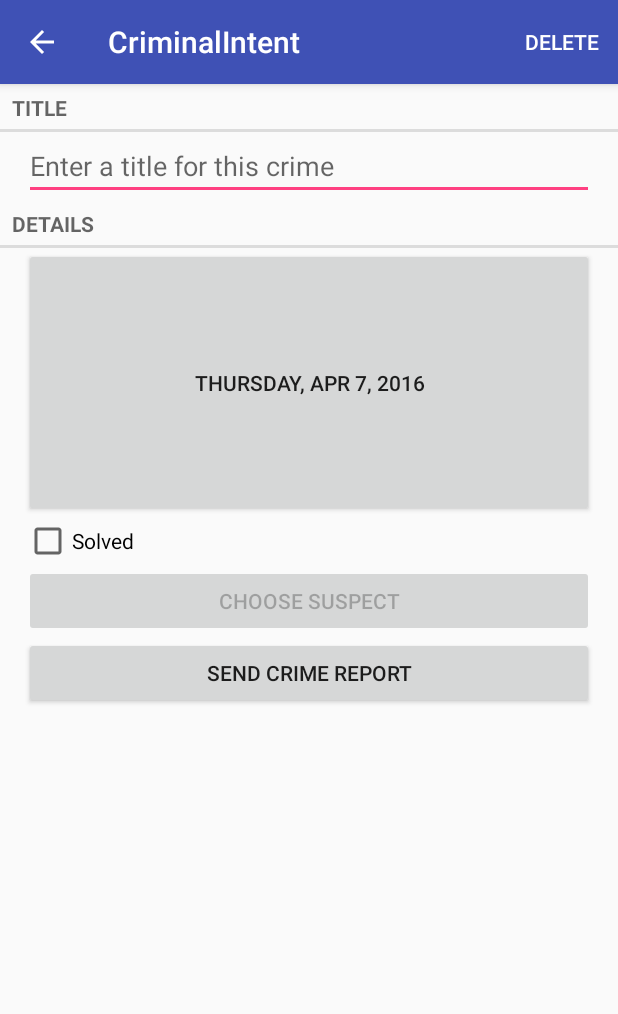
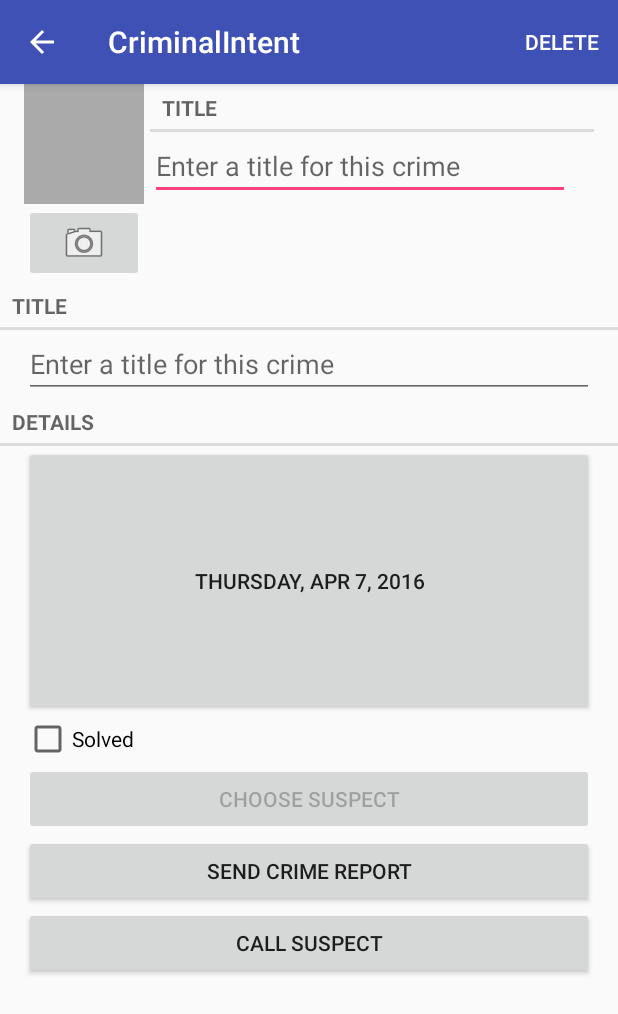
Before and after one commit to jpobloc2/CriminalIntent_II, an Android app: the CrimeFragment screen opened directly, with no data from a screen before it, on a phone screen of 412 x 824 dp. Shown: the top 1014 px of the screen. Run offline under Robolectric (Android 15) with nearby library versions, the phone set to English and light mode, and no system bars.

Commit message:
Boiler Plate Chapter 16

```diff
--- a/app/src/main/AndroidManifest.xml
+++ b/app/src/main/AndroidManifest.xml
@@ -1,6 +1,9 @@
 <?xml version="1.0" encoding="utf-8"?>
 <manifest package="com.bignerdranch.android.criminalintentii"
           xmlns:android="http://schemas.android.com/apk/res/android">
+
+    <uses-permission android:name="android.permission.READ_EXTERNAL_STORAGE"
+                     android:maxSdkVersion="18" />
 
     <application
         android:allowBackup="true"
--- a/app/src/main/java/com/bignerdranch/android/criminalintentii/Crime.java
+++ b/app/src/main/java/com/bignerdranch/android/criminalintentii/Crime.java
@@ -60,4 +60,8 @@ public class Crime {
         mSuspect = suspect;
     }
 
+    public String getPhotoFilename() {
+        return "IMG_" + getId().toString() + ".jpg";
+    }
+
 }
--- a/app/src/main/java/com/bignerdranch/android/criminalintentii/CrimeFragment.java
+++ b/app/src/main/java/com/bignerdranch/android/criminalintentii/CrimeFragment.java
@@ -4,9 +4,11 @@ import android.app.Activity;
 import android.content.Intent;
 import android.content.pm.PackageManager;
 import android.database.Cursor;
+import android.graphics.Bitmap;
 import android.net.Uri;
 import android.os.Bundle;
 import android.provider.ContactsContract;
+import android.provider.MediaStore;
 import android.support.v4.app.Fragment;
 import android.support.v4.app.FragmentManager;
 import android.support.v4.app.ShareCompat;
@@ -23,7 +25,10 @@ import android.widget.Button;
 import android.widget.CheckBox;
 import android.widget.CompoundButton;
 import android.widget.EditText;
+import android.widget.ImageButton;
+import android.widget.ImageView;
 
+import java.io.File;
 import java.net.URI;
 import java.util.Date;
 import java.util.UUID;
@@ -39,12 +44,16 @@ public class CrimeFragment extends Fragment {
     private static final String DELETE = "Delete";
     private static final int CONFIRM_DELETE = 1;
     private static final int REQUEST_CONTACT = 1;
+    private static final int REQUEST_PHOTO = 2;
     private Crime mCrime;
     private EditText mTitleField;
     private Button mDateButton;
     private CheckBox mSolvedCheckBox;
     private Button mReportButton;
     private Button mSuspectButton;
+    private ImageButton mPhotoButton;
+    private ImageView mPhotoView;
+    private File mPhotoFile;
 
 
     public static CrimeFragment newInstance(UUID crimeId) {
@@ -62,6 +71,7 @@ public class CrimeFragment extends Fragment {
         UUID crimeId = (UUID) getArguments().getSerializable(ARG_CRIME_ID);
         mCrime = CrimeLab.get(getActivity()).getCrime(crimeId);
         setHasOptionsMenu(true);
+        mPhotoFile = CrimeLab.get(getActivity()).getPhotoFile(mCrime);
     }
 
     @Override
@@ -150,6 +160,28 @@ public class CrimeFragment extends Fragment {
             mSuspectButton.setEnabled(false);
         }
 
+        mPhotoButton = (ImageButton) v.findViewById(R.id.crime_camera);
+        final Intent captureImage = new Intent(MediaStore.ACTION_IMAGE_CAPTURE);
+
+        boolean canTakePhoto = mPhotoFile != null &&
+                captureImage.resolveActivity(packageManager) != null;
+        mPhotoButton.setEnabled(canTakePhoto);
+
+        if (canTakePhoto) {
+            Uri uri = Uri.fromFile(mPhotoFile);
+            captureImage.putExtra(MediaStore.EXTRA_OUTPUT, uri);
+        }
+
+        mPhotoButton.setOnClickListener(new View.OnClickListener() {
+            @Override
+            public void onClick(View v) {
+                startActivityForResult(captureImage, REQUEST_PHOTO);
+            }
+        });
+
+        mPhotoView = (ImageView) v.findViewById(R.id.crime_photo);
+        updatePhotoView();
+
         return v;
     }
 
@@ -210,6 +242,8 @@ public class CrimeFragment extends Fragment {
         } else if (requestCode == CONFIRM_DELETE) {
             CrimeLab.get(getActivity()).deleteCrime(mCrime);
             this.getActivity().finish();
+        } else if (requestCode == REQUEST_PHOTO) {
+            updatePhotoView();
         }
     }
 
@@ -240,4 +274,14 @@ public class CrimeFragment extends Fragment {
 
         return report;
     }
+
+    private void updatePhotoView() {
+        if (mPhotoFile == null || !mPhotoFile.exists()) {
+            mPhotoView.setImageDrawable(null);
+        } else {
+            Bitmap bitmap = PictureUtils.getScaledBitmap(
+                    mPhotoFile.getPath(), getActivity());
+            mPhotoView.setImageBitmap(bitmap);
+        }
+    }
 }
--- a/app/src/main/java/com/bignerdranch/android/criminalintentii/CrimeLab.java
+++ b/app/src/main/java/com/bignerdranch/android/criminalintentii/CrimeLab.java
@@ -4,11 +4,13 @@ import android.content.ContentValues;
 import android.content.Context;
 import android.database.Cursor;
 import android.database.sqlite.SQLiteDatabase;
+import android.os.Environment;
 
 import com.bignerdranch.android.criminalintentii.database.CrimeBaseHelper;
 import com.bignerdranch.android.criminalintentii.database.CrimeCursorWrapper;
 import com.bignerdranch.android.criminalintentii.database.CrimeDbSchema.CrimeTable;
 
+import java.io.File;
 import java.util.ArrayList;
 import java.util.List;
 import java.util.UUID;
@@ -60,7 +62,7 @@ public class CrimeLab {
 
     public void deleteCrime(Crime c) {
         mDatabase.delete(CrimeTable.NAME, CrimeTable.Cols.UUID + " = ?",
-                new String[] { c.getId().toString() });
+                new String[]{c.getId().toString()});
     }
 
     public void removeCrime(Crime c) {
@@ -83,6 +85,17 @@ public class CrimeLab {
         } finally {
             cursor.close();
         }
+    }
+
+    public File getPhotoFile(Crime crime) {
+        File externalFilesDir = mContext
+                .getExternalFilesDir(Environment.DIRECTORY_PICTURES);
+
+        if (externalFilesDir == null) {
+            return null;
+        }
+
+        return new File(externalFilesDir, crime.getPhotoFilename());
     }
 
     public void updateCrime(Crime crime) {
--- /dev/null
+++ b/app/src/main/java/com/bignerdranch/android/criminalintentii/PictureUtils.java
@@ -0,0 +1,44 @@
+package com.bignerdranch.android.criminalintentii;
+
+import android.app.Activity;
+import android.graphics.Bitmap;
+import android.graphics.BitmapFactory;
+import android.graphics.Point;
+
+/**
+ * Created by macowner on 4/7/16.
+ */
+public class PictureUtils {
+
+    public static Bitmap getScaledBitmap(String path, Activity activity) {
+        Point size = new Point();
+        activity.getWindowManager().getDefaultDisplay().getSize(size);
+        return getScaledBitmap(path, size.x, size.y);
+    }
+
+    public static Bitmap getScaledBitmap(String path, int destWidth, int destHeight) {
+        //Read in the dimensions of the image on the disk
+        BitmapFactory.Options options = new BitmapFactory.Options();
+        options.inJustDecodeBounds = true;
+        BitmapFactory.decodeFile(path, options);
+
+        float srcWidth = options.outWidth;
+        float srcHeight = options.outHeight;
+
+        //Figure out how much to scale down by
+        int inSampleSize = 1;
+        if (srcHeight > destHeight || srcWidth > destWidth) {
+            if (srcWidth > srcHeight) {
+                inSampleSize = Math.round(srcHeight / destHeight);
+            } else {
+                inSampleSize = Math.round(srcWidth / destWidth);
+            }
+        }
+
+        options = new BitmapFactory.Options();
+        options.inSampleSize = inSampleSize;
+
+        //Read in and create final bitmap
+        return BitmapFactory.decodeFile(path, options);
+    }
+}
--- a/app/src/main/res/layout/fragment_crime.xml
+++ b/app/src/main/res/layout/fragment_crime.xml
@@ -3,6 +3,9 @@
   android:orientation="vertical"
   android:layout_width="match_parent"
   android:layout_height="match_parent">
+
+    <include
+        layout="@layout/view_camera_and_layout" />
 
     <TextView
         android:layout_width="match_parent"
@@ -53,4 +56,12 @@
         android:layout_marginRight="16dp"
         android:text="@string/crime_report_text"/>
 
+    <Button
+        android:id="@+id/suspect_call"
+        android:layout_width="match_parent"
+        android:layout_height="wrap_content"
+        android:layout_marginLeft="16dp"
+        android:layout_marginRight="16dp"
+        android:text="@string/call_suspect"/>
+
 </LinearLayout>
--- /dev/null
+++ b/app/src/main/res/layout/view_camera_and_layout.xml
@@ -0,0 +1,53 @@
+<?xml version="1.0" encoding="utf-8"?>
+
+<LinearLayout
+    xmlns:android="http://schemas.android.com/apk/res/android"
+    android:layout_width="match_parent"
+    android:layout_height="wrap_content"
+    android:layout_marginLeft="16dp"
+    android:layout_marginRight="16dp">
+
+    <LinearLayout
+        android:layout_width="wrap_content"
+        android:layout_height="wrap_content"
+        android:orientation="vertical"
+        android:layout_marginRight="4dp">
+
+        <ImageView
+            android:id="@+id/crime_photo"
+            android:layout_width="80dp"
+            android:layout_height="80dp"
+            android:scaleType="centerInside"
+            android:background="@android:color/darker_gray"
+            android:cropToPadding="true"/>
+
+        <ImageButton
+            android:id="@+id/crime_camera"
+            android:layout_width="match_parent"
+            android:layout_height="wrap_content"
+            android:src="@android:drawable/ic_menu_camera"/>
+
+    </LinearLayout>
+
+    <LinearLayout
+        android:layout_width="wrap_content"
+        android:layout_height="wrap_content"
+        android:orientation="vertical"
+        android:layout_weight="1">
+
+        <TextView
+            android:layout_width="match_parent"
+            android:layout_height="wrap_content"
+            android:text="@string/crime_title_label"
+            style="?android:listSeparatorTextViewStyle"/>
+
+        <EditText
+            android:id="@+id/crime_title"
+            android:layout_width="match_parent"
+            android:layout_height="wrap_content"
+            android:layout_marginRight="16dp"
+            android:hint="@string/crime_title_hint"/>
+
+    </LinearLayout>
+
+</LinearLayout>
--- a/app/src/main/res/values/strings.xml
+++ b/app/src/main/res/values/strings.xml
@@ -28,4 +28,5 @@
     <string name="crime_report_suspect">the suspect is %s</string>
     <string name="crime_report_subject">CriminalIntent Crime Report</string>
     <string name="send_report">Send crime report via</string>
+    <string name="call_suspect">Call Suspect</string>
 </resources>
```
